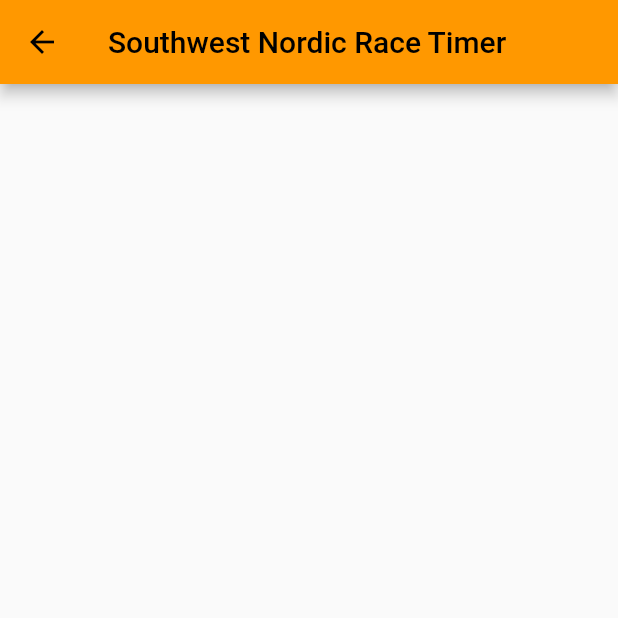
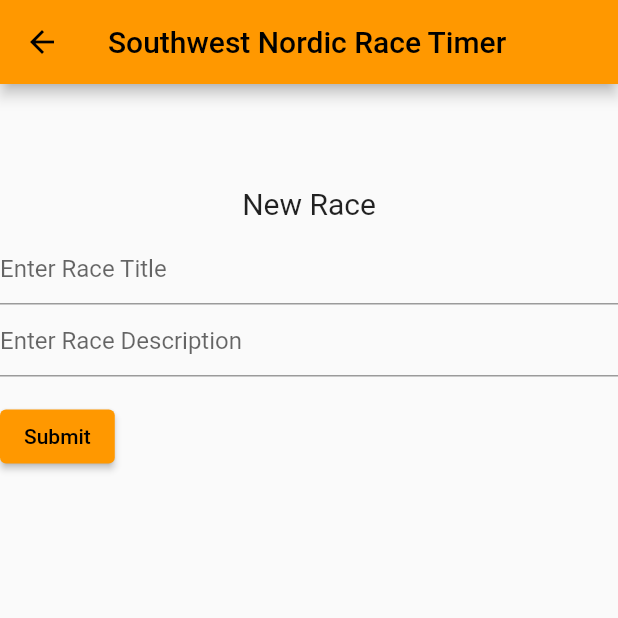
Before and after one commit to Temperate-Designs/race-timer, a Flutter app: the NewRaceWidget screen opened by its route, on a phone screen of 412 x 824 dp, the top half of it. Run offline on Flutter 3.47's test engine with Material 2 defaults, Android fonts, the phone set to English and light mode, and no system bars; our stand-ins replace google_mobile_ads, package_info_plus; network calls fail.

Commit message:
Add form to enter information for new race
Signed-off-by: Nicolas Bock <nicolasbock@gmail.com>

```diff
--- a/lib/main.dart
+++ b/lib/main.dart
@@ -231,7 +231,7 @@ class RaceTimerApp extends MaterialApp {
                 }
               case NewRaceWidget.routeName:
                 {
-                  return MaterialPageRoute(
+                  return MaterialPageRoute<Race>(
                       builder: (context) => const NewRaceWidget());
                 }
               default:
@@ -315,6 +315,18 @@ class _RaceTimerWidgetState extends AdMobState<RaceTimerWidget> {
             }),
       );
 
+  void _navigateToNewRace(BuildContext context) async {
+    log('Going to new-race page');
+    final Race? result =
+        await Navigator.pushNamed<Race?>(context, NewRaceWidget.routeName);
+    if (result != null) {
+      log('new race = $result');
+      raceData._races.add(result);
+    } else {
+      log('No new race');
+    }
+  }
+
   @override
   Widget build(BuildContext context) {
     return Scaffold(
@@ -323,8 +335,7 @@ class _RaceTimerWidgetState extends AdMobState<RaceTimerWidget> {
         ),
         persistentFooterButtons: [
           TextButton.icon(
-            onPressed: () =>
-                Navigator.pushNamed(context, NewRaceWidget.routeName),
+            onPressed: () => _navigateToNewRace(context),
             icon: const Icon(Icons.add),
             label: const Text('New Race'),
           ),
@@ -445,6 +456,64 @@ class NewRaceWidget extends StatefulWidget {
 }
 
 class _NewRaceState extends AdMobState<NewRaceWidget> {
+  final GlobalKey<FormState> _formKey = GlobalKey<FormState>();
+  Race newRace = Race();
+
+  Widget titleWidget = const Padding(
+    padding: EdgeInsets.all(8.0),
+    child: Text(
+      'New Race',
+      style: TextStyle(fontSize: 20.0),
+    ),
+  );
+
+  Widget raceFormWidget() {
+    return Form(
+      key: _formKey,
+      child: Column(
+        crossAxisAlignment: CrossAxisAlignment.start,
+        children: <Widget>[
+          TextFormField(
+            decoration: const InputDecoration(hintText: "Enter Race Title"),
+            validator: (String? value) {
+              if (value == null || value.isEmpty) {
+                return "Please enter a title";
+              }
+              return null;
+            },
+            onSaved: (String? value) {
+              newRace.title = value!;
+            },
+          ),
+          TextFormField(
+            decoration: const InputDecoration(hintText: "Enter Race Description"),
+            validator: (String? value) {
+              if (value == null || value.isEmpty) {
+                return "Please enter a description";
+              }
+              return null;
+            },
+            onSaved: (String? value) {
+              newRace.title = value!;
+            },
+          ),
+          Padding(
+            padding: const EdgeInsets.symmetric(vertical: 16.0),
+            child: ElevatedButton(
+              onPressed: () {
+                if (_formKey.currentState!.validate()) {
+                  _formKey.currentState!.save();
+                  Navigator.pop(context, newRace);
+                }
+              },
+              child: const Text("Submit"),
+            ),
+          )
+        ],
+      ),
+    );
+  }
+
   @override
   Widget build(BuildContext context) {
     return Scaffold(
@@ -452,7 +521,11 @@ class _NewRaceState extends AdMobState<NewRaceWidget> {
         title: appTitleWidget,
       ),
       body: Column(
-        children: [_getAdWidget()],
+        children: [
+          _getAdWidget(),
+          titleWidget,
+          raceFormWidget(),
+        ],
       ),
     );
   }
```
